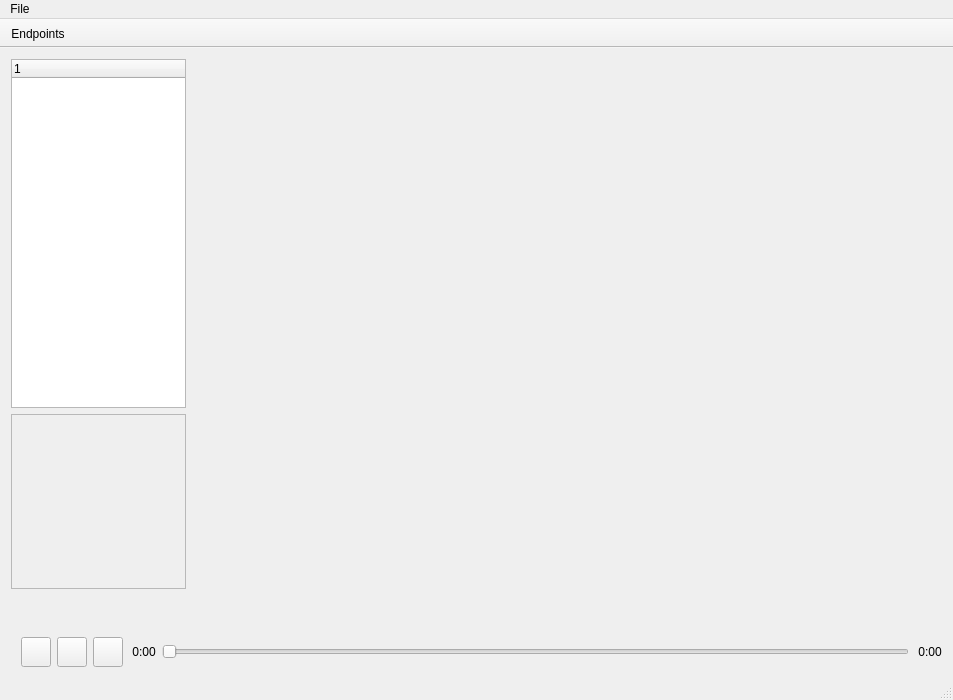
jderehag/spotifyserver, file qt/QTWidgetUI/mainwindow.ui: the form before one commit.
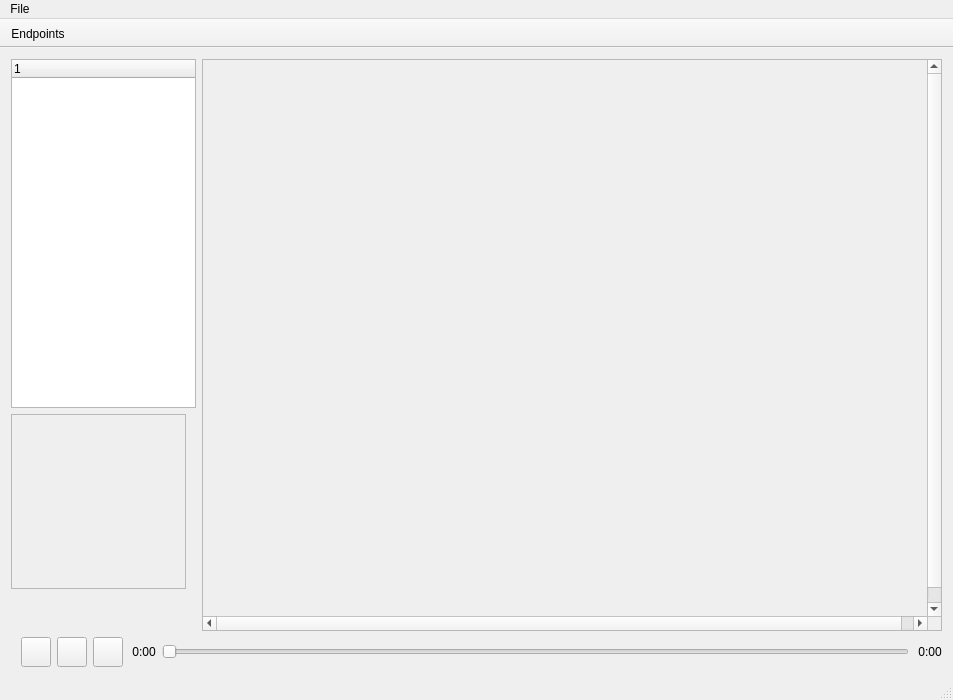
The form after the commit. The open tabs and pages were chosen to show the change.

Commit message: Added an endpoints page to qt gui

Diff of the .ui file:
```diff
--- a/qt/QTWidgetUI/mainwindow.ui
+++ b/qt/QTWidgetUI/mainwindow.ui
@@ -18,13 +18,41 @@
     <item>
      <layout class="QVBoxLayout" name="verticalLayout" stretch="1,0">
       <item>
-       <layout class="QHBoxLayout" name="centerLayout" stretch="1,6">
+       <layout class="QHBoxLayout" name="centerLayout" stretch="1,4">
         <item>
-         <layout class="QVBoxLayout" name="leftFrame">
+         <widget class="QFrame" name="leftFrame">
+          <property name="sizePolicy">
+           <sizepolicy hsizetype="Preferred" vsizetype="Preferred">
+            <horstretch>0</horstretch>
+            <verstretch>0</verstretch>
+           </sizepolicy>
+          </property>
+          <property name="minimumSize">
+           <size>
+            <width>175</width>
+            <height>0</height>
+           </size>
+          </property>
+          <property name="frameShape">
+           <enum>QFrame::NoFrame</enum>
+          </property>
+          <layout class="QVBoxLayout" name="leftFrameLayout">
+           <property name="leftMargin">
+            <number>0</number>
+           </property>
+           <property name="topMargin">
+            <number>0</number>
+           </property>
+           <property name="rightMargin">
+            <number>0</number>
+           </property>
+           <property name="bottomMargin">
+            <number>0</number>
+           </property>
           <item>
            <widget class="QTreeWidget" name="playlistsTree">
             <property name="sizePolicy">
-             <sizepolicy hsizetype="Fixed" vsizetype="Expanding">
+              <sizepolicy hsizetype="Expanding" vsizetype="Expanding">
               <horstretch>0</horstretch>
               <verstretch>0</verstretch>
              </sizepolicy>
@@ -79,7 +107,7 @@
           <item>
            <widget class="QLabel" name="currentTrackLabel">
             <property name="sizePolicy">
-             <sizepolicy hsizetype="Fixed" vsizetype="Fixed">
+              <sizepolicy hsizetype="Expanding" vsizetype="Fixed">
               <horstretch>0</horstretch>
               <verstretch>0</verstretch>
              </sizepolicy>
@@ -103,7 +131,7 @@
           <item>
            <widget class="QLabel" name="currentArtistLabel">
             <property name="sizePolicy">
-             <sizepolicy hsizetype="Fixed" vsizetype="Fixed">
+              <sizepolicy hsizetype="Expanding" vsizetype="Fixed">
               <horstretch>0</horstretch>
               <verstretch>0</verstretch>
              </sizepolicy>
@@ -120,6 +148,7 @@
            </widget>
           </item>
          </layout>
+         </widget>
         </item>
         <item>
          <widget class="QStackedWidget" name="stackedWidget">
@@ -200,7 +229,29 @@
              <number>0</number>
             </property>
             <item>
-             <layout class="QVBoxLayout" name="endpointsLayout"/>
+             <layout class="QVBoxLayout" name="endpointsLayout">
+              <item>
+               <widget class="QScrollArea" name="endpointsScrollArea">
+                <property name="widgetResizable">
+                 <bool>false</bool>
+                </property>
+                <property name="alignment">
+                 <set>Qt::AlignLeading|Qt::AlignLeft|Qt::AlignTop</set>
+                </property>
+                <widget class="QWidget" name="endpointsScrollAreaContents">
+                 <property name="geometry">
+                  <rect>
+                   <x>0</x>
+                   <y>0</y>
+                   <width>736</width>
+                   <height>572</height>
+                  </rect>
+                 </property>
+                 <layout class="QVBoxLayout" name="endpointsScrollAreaLayout"/>
+                </widget>
+               </widget>
+              </item>
+             </layout>
             </item>
            </layout>
           </widget>
```
Left out of the diff: 2 changed lines with no effect on the pictures. Lines whose indentation alone changed are shown as unchanged. The commit also changes 5 other files.
